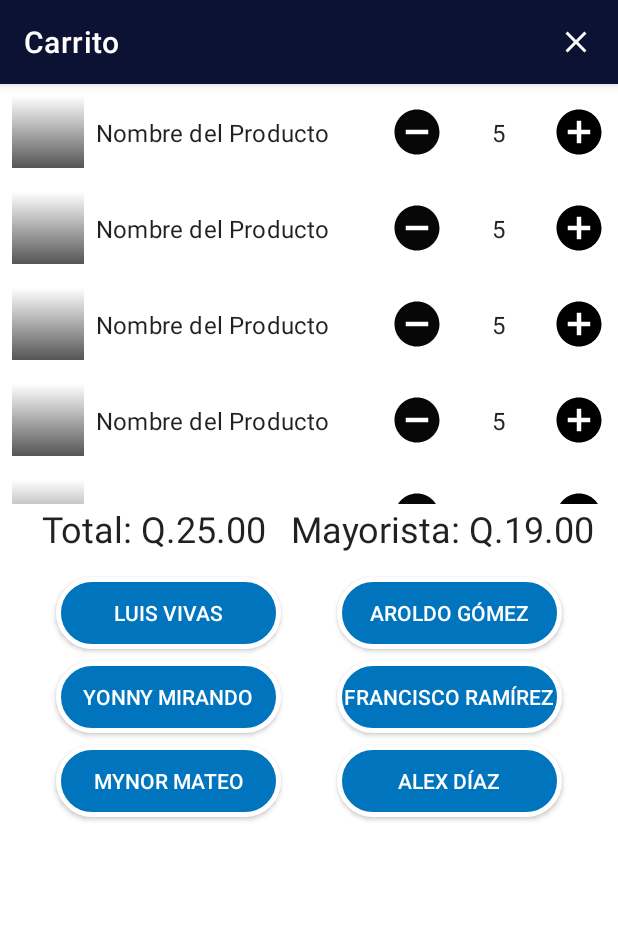
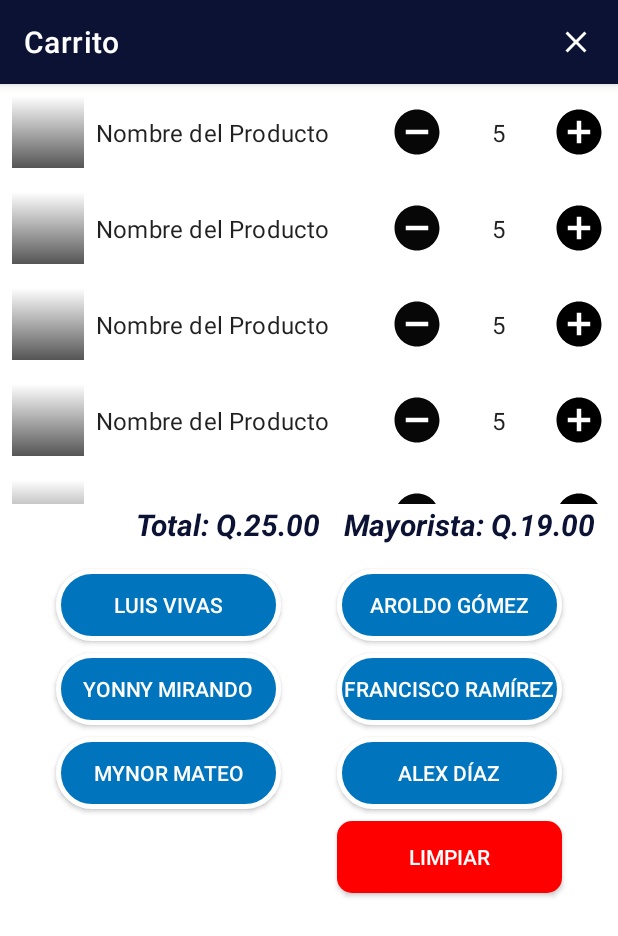
Before and after one commit to YamiLaxus/BoschClientsNative, an Android app: the layout fragment_cart.xml on its own in the app's theme, with its tools: preview values and no code run, on a phone screen of 412 x 824 dp. Shown: the top 936 px of the screen. Run offline under Robolectric (Android 15) with nearby library versions, the phone set to English and light mode, and no system bars.

Commit message:
- Cart List Fixed!! - Design Fixed - Looking for many bugs.

```diff
--- a/app/src/main/java/com/phonedev/boschclients/cart/ProductCartAdapter.kt
+++ b/app/src/main/java/com/phonedev/boschclients/cart/ProductCartAdapter.kt
@@ -42,7 +42,6 @@ class ProductCartAdapter(
             .load(product.image)
             .diskCacheStrategy(DiskCacheStrategy.ALL)
             .centerCrop()
-            .circleCrop()
             .into(holder.binding.imgProduct)
 
     }
--- a/app/src/main/res/drawable/circular_border_rojo.xml
+++ b/app/src/main/res/drawable/circular_border_rojo.xml
@@ -3,7 +3,7 @@
     <item>
         <shape android:shape="rectangle">
             <corners android:radius="10dp"/>
-            <solid android:color="#7C1035"/>
+            <solid android:color="#FF0000"/>
         </shape>
     </item>
 </selector>
--- a/app/src/main/res/layout/activity_main.xml
+++ b/app/src/main/res/layout/activity_main.xml
@@ -58,10 +58,9 @@
                 android:layout_height="150dp"
                 android:layout_marginStart="@dimen/common_padding_min"
                 android:layout_marginEnd="@dimen/common_padding_min"
-                android:background="@drawable/circular_border"
+                android:background="@drawable/gradiant"
                 app:iss_auto_cycle="true"
                 app:iss_delay="0"
-                app:iss_placeholder="@drawable/gradiant"
                 app:iss_corner_radius="5"
                 app:iss_selected_dot="@drawable/default_selected_dot"
                 app:iss_unselected_dot="@drawable/default_unselected_dot"
--- a/app/src/main/res/layout/fragment_cart.xml
+++ b/app/src/main/res/layout/fragment_cart.xml
@@ -61,36 +61,37 @@
                 android:layout_width="150dp"
                 android:layout_height="wrap_content"
                 android:layout_marginTop="@dimen/common_padding_min"
+                android:layout_marginBottom="@dimen/common_padding_min"
                 android:text="Luis Vivas"
                 android:textColor="@color/blanco"
                 android:background="@drawable/botones_redondos"
-                app:layout_constraintTop_toTopOf="parent"
+                app:layout_constraintBottom_toTopOf="@id/btnFranciscoRamirez"
                 app:layout_constraintStart_toStartOf="parent"
-                app:layout_constraintEnd_toStartOf="@id/btnAroldoGomez"
-                app:layout_constraintBottom_toBottomOf="parent"/>
+                app:layout_constraintEnd_toStartOf="@id/btnAroldoGomez" />
 
             <androidx.appcompat.widget.AppCompatButton
                 android:id="@+id/btnAroldoGomez"
                 android:layout_width="150dp"
                 android:layout_height="wrap_content"
                 android:layout_marginTop="@dimen/common_padding_min"
+                android:layout_marginBottom="@dimen/common_padding_min"
                 android:text="Aroldo Gómez"
                 android:textColor="@color/blanco"
                 android:background="@drawable/botones_redondos"
-                app:layout_constraintTop_toTopOf="parent"
+                app:layout_constraintBottom_toTopOf="@id/btnYonnyMirando"
                 app:layout_constraintStart_toEndOf="@+id/btnLuisVivas"
-                app:layout_constraintEnd_toEndOf="parent"
-                app:layout_constraintBottom_toBottomOf="parent"/>
+                app:layout_constraintEnd_toEndOf="parent"/>
 
             <androidx.appcompat.widget.AppCompatButton
                 android:id="@+id/btnYonnyMirando"
                 android:layout_width="150dp"
                 android:layout_height="wrap_content"
                 android:layout_marginTop="@dimen/common_padding_min"
+                android:layout_marginBottom="@dimen/common_padding_min"
                 android:text="Yonny Mirando"
                 android:textColor="@color/blanco"
                 android:background="@drawable/botones_redondos"
-                app:layout_constraintTop_toBottomOf="@+id/btnAroldoGomez"
+                app:layout_constraintBottom_toTopOf="@id/btnMynorMateo"
                 app:layout_constraintStart_toStartOf="parent"
                 app:layout_constraintEnd_toStartOf="@id/btnFranciscoRamirez"/>
 
@@ -99,10 +100,11 @@
                 android:layout_width="150dp"
                 android:layout_height="wrap_content"
                 android:layout_marginTop="@dimen/common_padding_min"
+                android:layout_marginBottom="@dimen/common_padding_min"
                 android:text="Francisco Ramírez"
                 android:textColor="@color/blanco"
                 android:background="@drawable/botones_redondos"
-                app:layout_constraintTop_toBottomOf="@+id/btnAroldoGomez"
+                app:layout_constraintBottom_toTopOf="@id/btnMynorMateo"
                 app:layout_constraintStart_toEndOf="@+id/btnYonnyMirando"
                 app:layout_constraintEnd_toEndOf="parent"/>
 
@@ -111,10 +113,11 @@
                 android:layout_width="150dp"
                 android:layout_height="wrap_content"
                 android:layout_marginTop="@dimen/common_padding_min"
+                android:layout_marginBottom="@dimen/common_padding_min"
                 android:text="Mynor Mateo"
                 android:textColor="@color/blanco"
                 android:background="@drawable/botones_redondos"
-                app:layout_constraintTop_toBottomOf="@+id/btnFranciscoRamirez"
+                app:layout_constraintBottom_toTopOf="@id/btnClear"
                 app:layout_constraintStart_toStartOf="parent"
                 app:layout_constraintEnd_toStartOf="@+id/btnAlexDias"/>
 
@@ -123,21 +126,37 @@
                 android:layout_width="150dp"
                 android:layout_height="wrap_content"
                 android:layout_marginTop="@dimen/common_padding_min"
+                android:layout_marginBottom="@dimen/common_padding_min"
                 android:text="Alex Díaz"
                 android:textColor="@color/blanco"
                 android:background="@drawable/botones_redondos"
-                app:layout_constraintTop_toBottomOf="@+id/btnFranciscoRamirez"
+                app:layout_constraintBottom_toTopOf="@id/btnClear"
                 app:layout_constraintStart_toEndOf="@+id/btnMynorMateo"
                 app:layout_constraintEnd_toEndOf="parent"/>
+
+            <androidx.appcompat.widget.AppCompatButton
+                android:id="@+id/btnClear"
+                android:layout_width="150dp"
+                android:layout_height="wrap_content"
+                android:layout_marginTop="@dimen/common_padding_min"
+                android:layout_marginBottom="@dimen/common_padding_min"
+                android:text="Limpiar"
+                android:textColor="@color/blanco"
+                android:background="@drawable/circular_border_rojo"
+                app:layout_constraintStart_toEndOf="@+id/btnMynorMateo"
+                app:layout_constraintEnd_toEndOf="parent"
+                app:layout_constraintBottom_toBottomOf="parent"/>
 
             <com.google.android.material.textview.MaterialTextView
                 android:id="@+id/tvTotal"
                 android:layout_width="0dp"
                 android:layout_height="wrap_content"
-                android:textAppearance="?attr/textAppearanceHeadline5"
                 android:textAlignment="textEnd"
                 android:layout_marginHorizontal="@dimen/common_padding_default"
                 android:layout_marginBottom="@dimen/common_padding_default"
+                android:textColor="@color/azulFondo"
+                android:textSize="20dp"
+                android:textStyle="italic|bold"
                 tools:text="Total: Q.25.00"
                 app:layout_constraintStart_toStartOf="parent"
                 app:layout_constraintEnd_toStartOf="@id/tvTotalMayorista"
@@ -147,10 +166,12 @@
                 android:id="@+id/tvTotalMayorista"
                 android:layout_width="0dp"
                 android:layout_height="wrap_content"
-                android:textAppearance="?attr/textAppearanceHeadline5"
                 android:textAlignment="textEnd"
                 android:layout_marginHorizontal="@dimen/common_padding_default"
                 android:layout_marginBottom="@dimen/common_padding_default"
+                android:textColor="@color/azulFondo"
+                android:textSize="20dp"
+                android:textStyle="italic|bold"
                 tools:text="Mayorista: Q.19.00"
                 app:layout_constraintEnd_toEndOf="parent"
                 app:layout_constraintBottom_toTopOf="@+id/btnLuisVivas"/>
--- a/app/src/main/res/values/strings.xml
+++ b/app/src/main/res/values/strings.xml
@@ -8,4 +8,6 @@
     <string name="product_empty_cart">Carrito Vacío</string>
     <string name="product_full_cart">Total: Q%1$.2f</string>
     <string name="product_full_mayor_cart">Mayorista: Q%1$.2f</string>
+    <string name="add_somethigs_to_cart">Agrega algo a tu carrito :)</string>
+    <string name="cart_now_clean">Carrito Limpio</string>
 </resources>
```
Also changed, not shown: app/src/main/java/com/phonedev/boschclients/cart/CartFragment.kt (+121 -36 lines).
